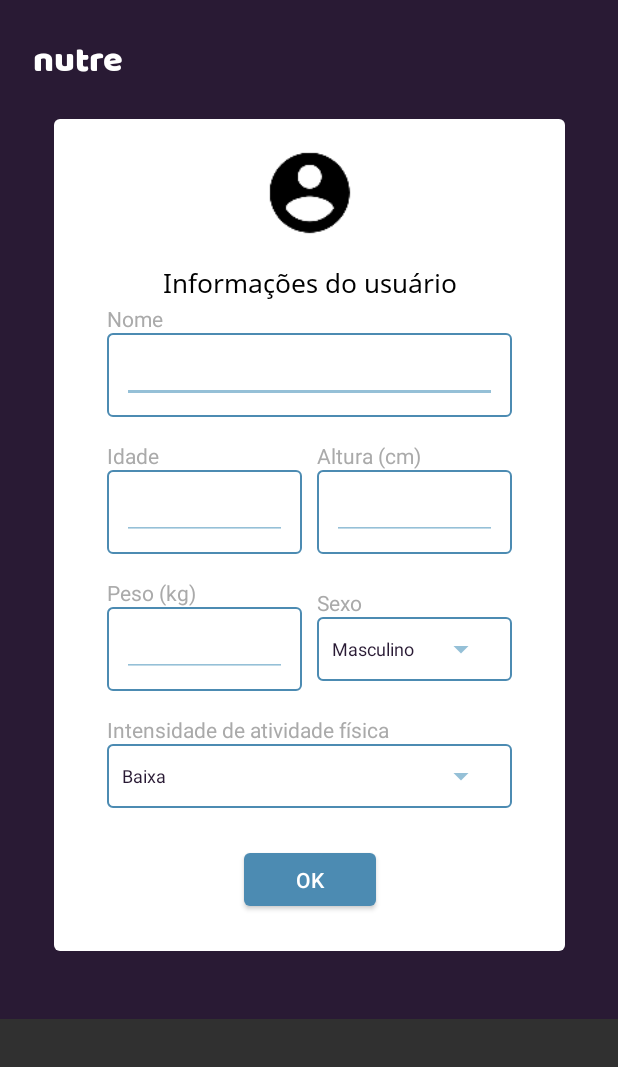
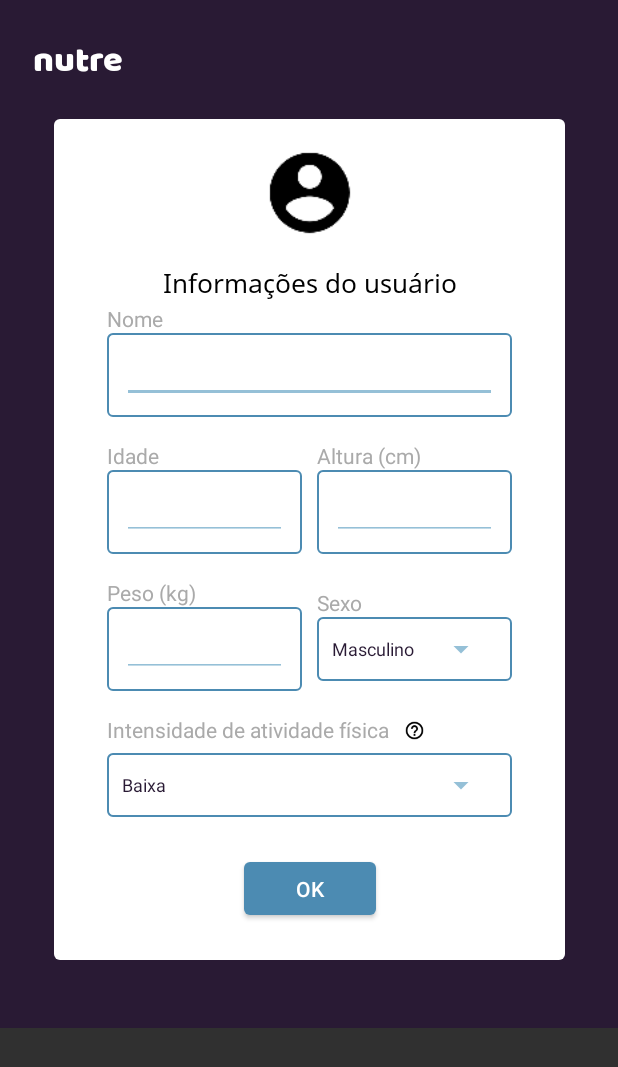
Before and after one commit to almeida1492/nutre, an Android app: the UserActivity screen opened directly, with no data from a screen before it, on a phone screen of 412 x 824 dp. Shown: the top 1067 px of the screen. Run offline under Robolectric (Android 15) with nearby library versions, the phone set to English and light mode, and no system bars.

Commit message:
feat: add help button to user config layout

```diff
--- a/app/src/main/res/layout/activity_user.xml
+++ b/app/src/main/res/layout/activity_user.xml
@@ -229,6 +229,15 @@
                 app:layout_constraintTop_toBottomOf="@id/weight_container"
                 app:layout_constraintLeft_toLeftOf="@id/physical_activity_container"/>
 
+            <ImageView
+                android:src="@drawable/help_outline_black_18dp"
+                android:layout_width="50dp"
+                android:layout_height="16dp"
+                android:paddingRight="16dp"
+                android:paddingBottom="2dp"
+                app:layout_constraintLeft_toRightOf="@id/physical_activity_title"
+                app:layout_constraintBottom_toBottomOf="@id/physical_activity_title"/>
+
             <LinearLayout
                 android:id="@+id/physical_activity_container"
                 android:layout_width="wrap_content"
@@ -240,6 +249,7 @@
                 android:paddingLeft="10dp"
                 android:paddingRight="10dp"
                 android:paddingTop="9dp"
+                android:layout_marginTop="6dp"
                 app:layout_constraintLeft_toLeftOf="parent"
                 app:layout_constraintTop_toBottomOf="@id/physical_activity_title">
 
```
Also changed, not shown: app/src/main/res/drawable/help_outline_black_18dp.png (added), 2 other files.
